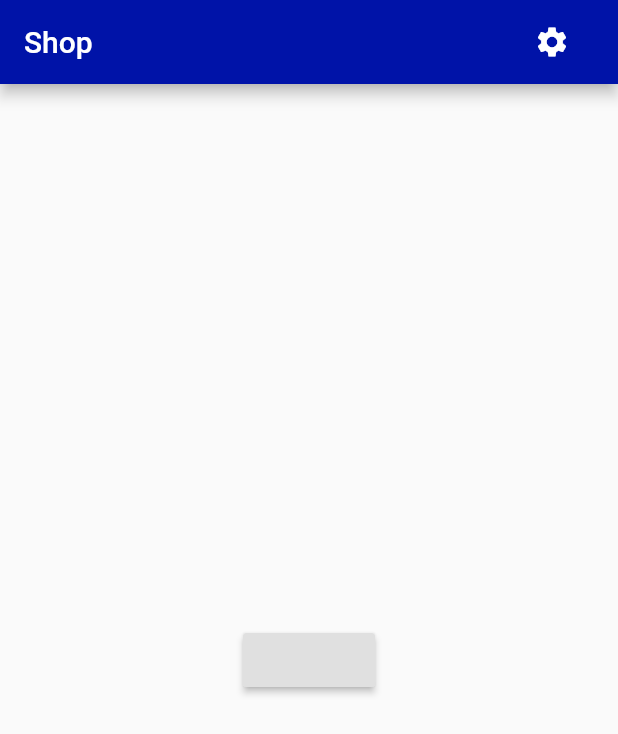
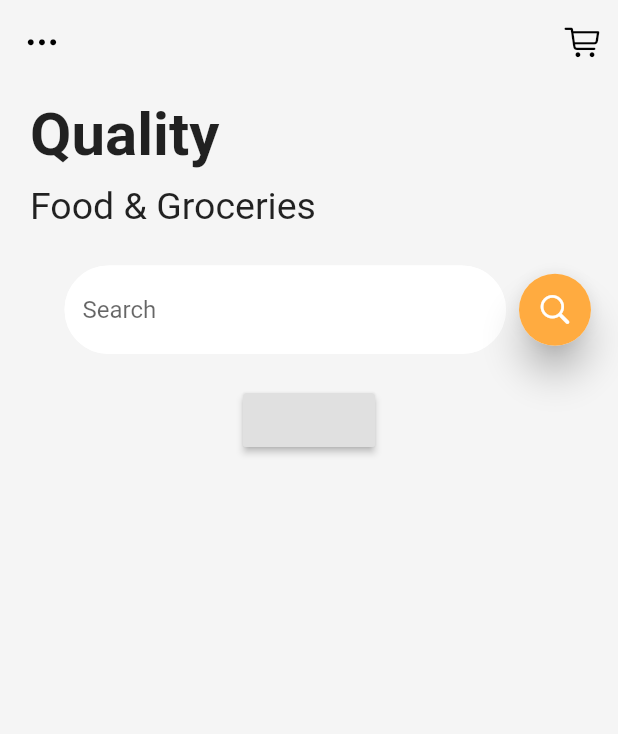
Before and after one commit to pikupooh/Shop-App, a Flutter app: the screen it shows once a user with an empty profile is signed in, on a phone screen of 412 x 824 dp. Shown: the top 734 px of the screen. Run offline on Flutter 3.47's test engine with Material 2 defaults, Android fonts, the phone set to English and light mode, and no system bars; our stand-ins replace cloud_firestore, firebase_auth, fluttertoast, google_fonts; accounts and stored records are empty; Roboto replaces fonts that are missing (Questrial).

Commit message:
Designed top part of HomePage

```diff
--- a/lib/Pages/home_page.dart
+++ b/lib/Pages/home_page.dart
@@ -1,8 +1,10 @@
+import 'package:flutter/cupertino.dart';
 import 'package:flutter/material.dart';
 import 'package:provider/provider.dart';
 import 'package:shop_app/Models/user.dart';
 import 'package:shop_app/Pages/profile_page.dart';
 import 'package:shop_app/Services/auth.dart';
+import 'package:shop_app/reusables/constants.dart';
 
 class HomePage extends StatefulWidget {
   @override
@@ -14,13 +16,13 @@ class _HomePageState extends State<HomePage> {
   Widget build(BuildContext context) {
     final user = Provider.of<User>(context);
     return Scaffold(
+        backgroundColor: Colors.white,
         appBar: AppBar(
-          title: Text('Shop'),
-          actions: <Widget>[
-            FlatButton(
-              child: Icon(
-                Icons.settings,
-                color: Theme.of(context).bottomAppBarColor,
+          elevation: 0,
+          leading: IconButton(
+            icon: Icon(
+              CupertinoIcons.ellipsis,
+              color: Colors.black,
             ),
             onPressed: () {
               Navigator.push(
@@ -28,16 +30,91 @@ class _HomePageState extends State<HomePage> {
                 MaterialPageRoute(builder: (context) => ProfilePage()),
               );
             },
+          ),
+
+          backgroundColor: Colors.grey[100] ?? Color.fromRGBO(0, 0, 500, 0.3),
+          //  title: Text('Shop'),
+          actions: <Widget>[
+            IconButton(
+              icon: Icon(
+                CupertinoIcons.shopping_cart,
+                color: Colors.black,
+              ),
+              onPressed: () {},
             )
           ],
         ),
-        body: Center(
+        body: Container(
+          color: Colors.grey[100],
+          child: Column(
+            children: <Widget>[
+              Align(
+                alignment: Alignment.centerLeft,
+                child: Padding(
+                  padding:
+                      const EdgeInsets.only(left: 20.0, top: 10, bottom: 10),
+                  child: Text(
+                    "Quality",
+                    style: TextStyle(fontSize: 40, fontWeight: FontWeight.w700),
+                  ),
+                ),
+              ),
+              Align(
+                alignment: Alignment.centerLeft,
+                child: Padding(
+                  padding: const EdgeInsets.only(left: 20.0, bottom: 10),
+                  child: Text(
+                    "Food & Groceries",
+                    style: TextStyle(fontSize: 25),
+                  ),
+                ),
+              ),
+              SizedBox(height: 15),
+              Row(
+                mainAxisAlignment: MainAxisAlignment.spaceAround,
+                children: <Widget>[
+                  SizedBox(
+                    width: 30,
+                  ),
+                  SizedBox(
+                    width: MediaQuery.of(context).size.width / 1.4,
+                    child: TextField(
+                      decoration: kInputDecoration.copyWith(
+                        hintText: "Search",
+                        fillColor: Colors.white,
+                      ),
+                    ),
+                  ),
+                  Material(
+                    shape: CircleBorder(),
+                    elevation: 10,
+                    child: Container(
+                      decoration: BoxDecoration(
+                        shape: BoxShape.circle,
+                        color: Colors.orangeAccent,
+                      ),
+                      child: IconButton(
+                          icon: Icon(
+                            CupertinoIcons.search,
+                            color: Colors.white,
+                          ),
+                          onPressed: () {}),
+                    ),
+                  ),
+                  SizedBox(width: 5)
+                ],
+              ),
+              SizedBox(height: 20),
+              Center(
                 child: RaisedButton(
                   child: Text(user.phone),
                   onPressed: () {
                     AuthServices().signOut();
                   },
                 ),
+              ),
+            ],
+          ),
         ));
   }
 }
--- a/lib/main.dart
+++ b/lib/main.dart
@@ -1,4 +1,5 @@
 import 'package:flutter/material.dart';
+import 'package:google_fonts/google_fonts.dart';
 import 'package:provider/provider.dart';
 import 'package:shop_app/Services/auth.dart';
 import 'Models/user.dart';
@@ -23,6 +24,8 @@ class _MyAppState extends State<MyApp> {
       child: MaterialApp(
         debugShowCheckedModeBanner: false,
         theme: ThemeData(
+            appBarTheme: AppBarTheme(textTheme: GoogleFonts.latoTextTheme()),
+            textTheme: GoogleFonts.questrialTextTheme(),
             //TODO theme
             primaryColor: Color(0xFF0013A8)),
         home: LandingPage(),
```
Also changed, not shown: pubspec.yaml (+3 -6 lines), assets/fish.png (added), pubspec.lock. Lines whose indentation alone changed are shown as unchanged.
